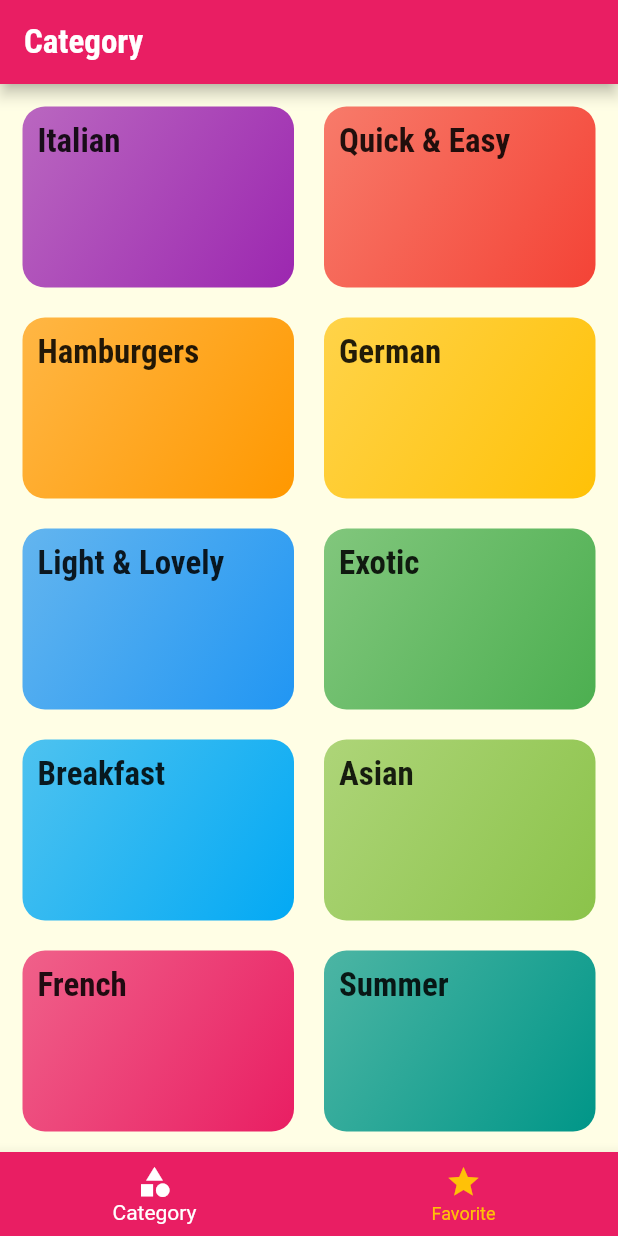
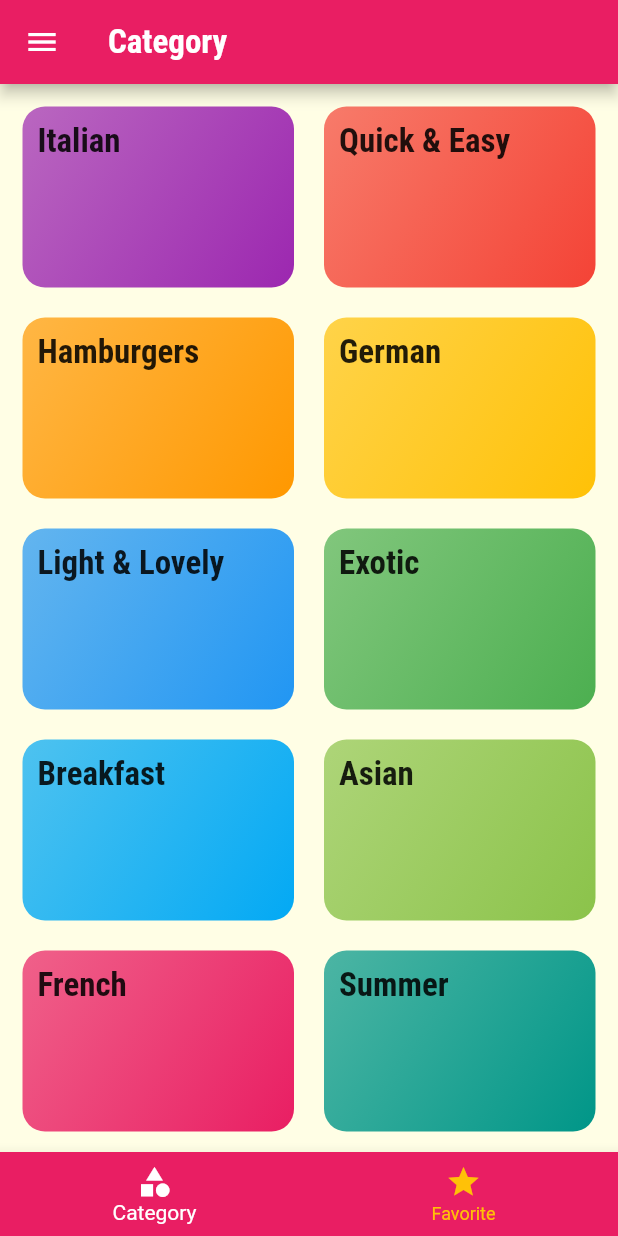
Before and after one commit to msarifin29/deliMeal, a Flutter app: the screen it shows after launch, on a phone screen of 412 x 824 dp. Run offline on Flutter 3.47's test engine with Material 2 defaults, Android fonts, the phone set to English and light mode, and no system bars.

```diff
--- a/lib/main.dart
+++ b/lib/main.dart
@@ -1,5 +1,6 @@
 import 'package:flutter/material.dart';
 import 'package:meals_app/screen/category_meal_screen.dart';
+import 'package:meals_app/screen/filters_screen.dart';
 import 'package:meals_app/screen/tabs_screen.dart';
 import 'screen/category_screen.dart';
 import 'screen/meal_detail_screen.dart';
@@ -26,11 +27,15 @@ class MyApp extends StatelessWidget {
                   fontWeight: FontWeight.bold),
             ),
       ),
-      // initialRoute: '/category',
+      initialRoute: '/tabs',
       routes: <String, WidgetBuilder>{
-        '/category': (context) => const CategoryScreen(),
+        '/tabs': (context) => const TabsScreen(),
         '/category-meal': (context) => const CategoryMealScreen(),
-        '/meal-detail': (context) => const MealDetailScreen()
+        '/meal-detail': (context) => const MealDetailScreen(),
+        '/filters': ((context) => const Filters())
+      },
+      onUnknownRoute: (setting) {
+        return MaterialPageRoute(builder: (context) => CategoryScreen());
       },
       home: const TabsScreen(),
     );
--- a/lib/screen/tabs_screen.dart
+++ b/lib/screen/tabs_screen.dart
@@ -1,6 +1,7 @@
 import 'package:flutter/material.dart';
 import 'package:meals_app/screen/category_screen.dart';
 import 'package:meals_app/screen/favorit_screen.dart';
+import 'package:meals_app/widgets/main_drawer.dart';
 
 class TabsScreen extends StatefulWidget {
   const TabsScreen({Key? key}) : super(key: key);
@@ -27,6 +28,7 @@ class _TabsScreenState extends State<TabsScreen> {
       appBar: AppBar(
         title: Text(_pages[_selectedPageIndex]['title'] as String),
       ),
+      drawer: const MainDrawer(),
       body: _pages[_selectedPageIndex]['page'] as Widget,
       bottomNavigationBar: BottomNavigationBar(
         onTap: _selectPages,
```
